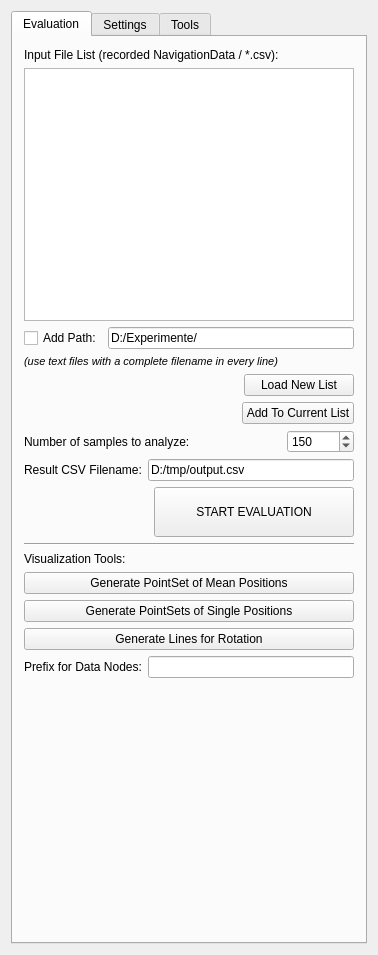
Before: the Qt Designer form Plugins/org.mitk.gui.qt.igt.app.hummelprotocolmeasurements/src/internal/QmitkIGTTrackingDataEvaluationViewControls.ui in MITK/MITK, drawn with Qt 5.
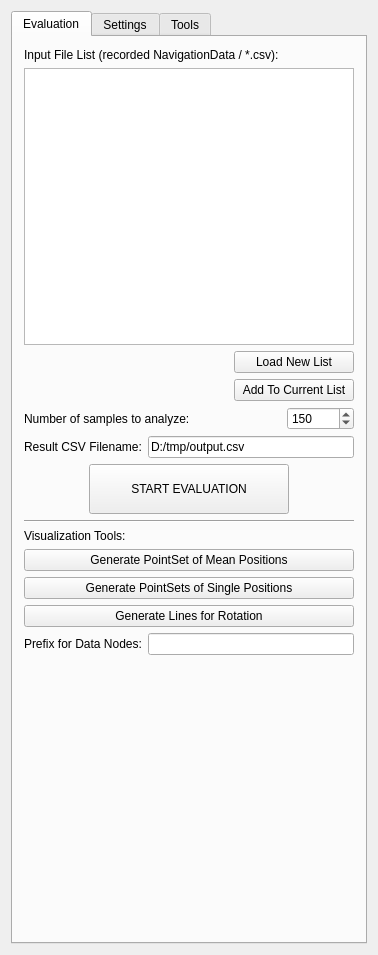
After: the same form once the commit is applied.

The edit to the form file:
```diff
--- a/Plugins/org.mitk.gui.qt.igt.app.hummelprotocolmeasurements/src/internal/QmitkIGTTrackingDataEvaluationViewControls.ui
+++ b/Plugins/org.mitk.gui.qt.igt.app.hummelprotocolmeasurements/src/internal/QmitkIGTTrackingDataEvaluationViewControls.ui
@@ -40,35 +40,6 @@
        <item>
         <widget class="QListWidget" name="m_FileList"/>
        </item>
-       <item>
-        <layout class="QHBoxLayout" name="horizontalLayout_5">
-         <item>
-          <widget class="QCheckBox" name="m_AddPath">
-           <property name="text">
-            <string>Add Path:</string>
-           </property>
-          </widget>
-         </item>
-         <item>
-          <widget class="QLineEdit" name="m_ListPath">
-           <property name="text">
-            <string>D:/Experimente/</string>
-           </property>
-          </widget>
-         </item>
-        </layout>
-       </item>
-       <item>
-        <widget class="QLabel" name="label_15">
-         <property name="text">
-          <string>&lt;!DOCTYPE HTML PUBLIC &quot;-//W3C//DTD HTML 4.0//EN&quot; &quot;http://www.w3.org/TR/REC-html40/strict.dtd&quot;&gt;
-&lt;html&gt;&lt;head&gt;&lt;meta name=&quot;qrichtext&quot; content=&quot;1&quot; /&gt;&lt;style type=&quot;text/css&quot;&gt;
-p, li { white-space: pre-wrap; }
-&lt;/style&gt;&lt;/head&gt;&lt;body style=&quot; font-family:'MS Shell Dlg 2'; font-size:8.25pt; font-weight:400; font-style:normal;&quot;&gt;
-&lt;p style=&quot; margin-top:0px; margin-bottom:0px; margin-left:0px; margin-right:0px; -qt-block-indent:0; text-indent:0px;&quot;&gt;&lt;span style=&quot; font-size:8pt; font-style:italic;&quot;&gt;(use text files with a complete filename in every line)&lt;/span&gt;&lt;/p&gt;&lt;/body&gt;&lt;/html&gt;</string>
-         </property>
-        </widget>
-       </item>
        <item>
         <layout class="QHBoxLayout" name="horizontalLayout">
          <item>
@@ -88,7 +59,7 @@
           <widget class="QPushButton" name="m_LoadInputFileList">
            <property name="minimumSize">
             <size>
-             <width>110</width>
+             <width>120</width>
              <height>0</height>
             </size>
            </property>
@@ -118,7 +89,7 @@
           <widget class="QPushButton" name="m_AddToCurrentList">
            <property name="minimumSize">
             <size>
-             <width>110</width>
+             <width>120</width>
              <height>0</height>
             </size>
            </property>
@@ -215,6 +186,19 @@
            </property>
           </widget>
          </item>
+         <item>
+          <spacer name="horizontalSpacer_3">
+           <property name="orientation">
+            <enum>Qt::Horizontal</enum>
+           </property>
+           <property name="sizeHint" stdset="0">
+            <size>
+             <width>40</width>
+             <height>20</height>
+            </size>
+           </property>
+          </spacer>
+         </item>
         </layout>
        </item>
        <item>
```
